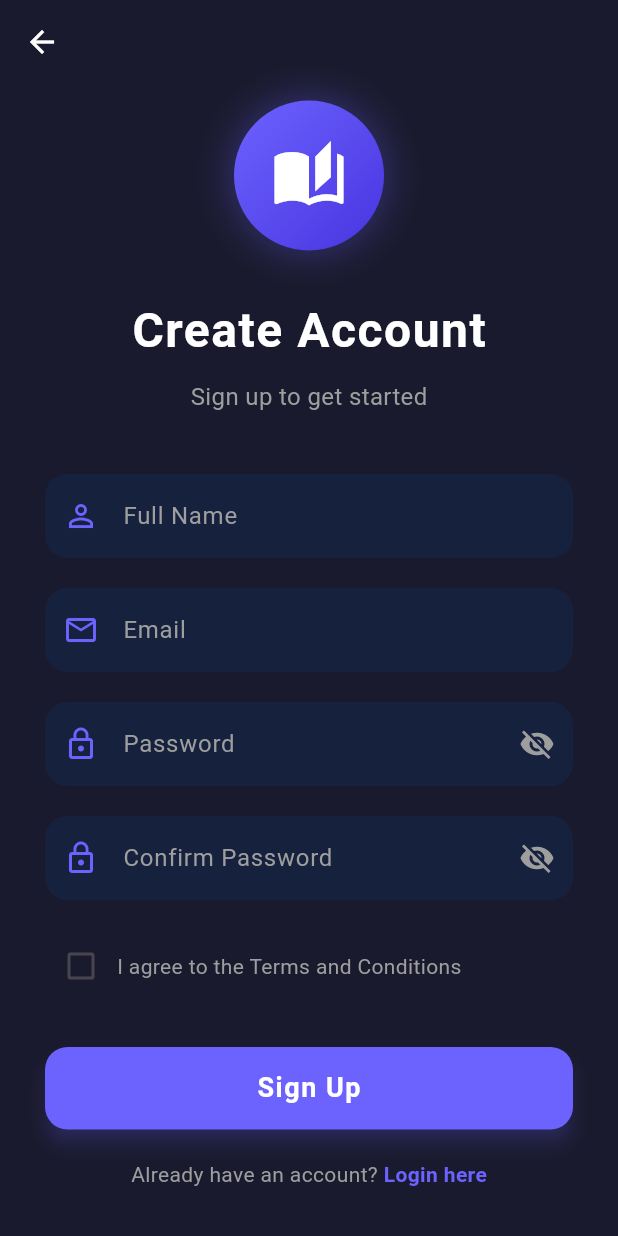
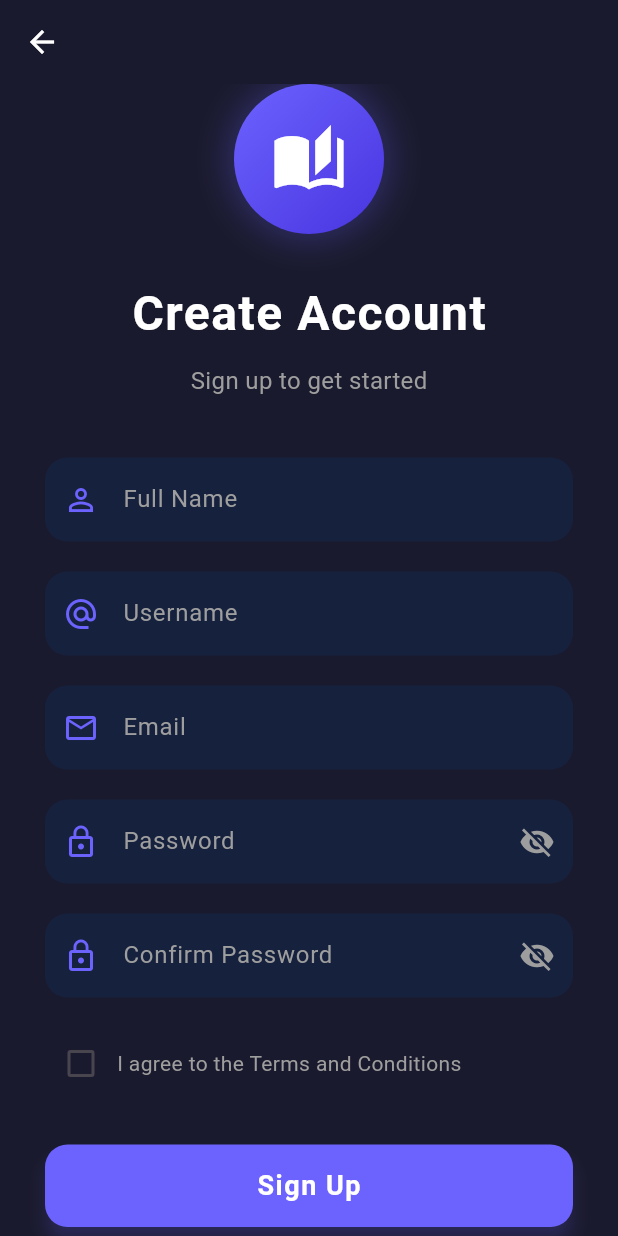
Before and after one commit to raai2005/life-story-book, a Flutter app: the screen it shows after launch, after a tap on "Login", after a tap on "Register here", on a phone screen of 412 x 824 dp. Run offline on Flutter 3.47's test engine with Material 3 defaults, Android fonts, the phone set to English and light mode, and no system bars; our stand-ins replace loading_animation_widget.

Commit message:
update login and signup screens

```diff
--- a/lifestorybook/lib/screens/login_screen.dart
+++ b/lifestorybook/lib/screens/login_screen.dart
@@ -11,14 +11,14 @@ class LoginScreen extends StatefulWidget {
 
 class _LoginScreenState extends State<LoginScreen> {
   final _formKey = GlobalKey<FormState>();
-  final _emailController = TextEditingController();
+  final _usernameController = TextEditingController();
   final _passwordController = TextEditingController();
   bool _isPasswordVisible = false;
   bool _isLoading = false;
 
   @override
   void dispose() {
-    _emailController.dispose();
+    _usernameController.dispose();
     _passwordController.dispose();
     super.dispose();
   }
@@ -111,16 +111,15 @@ class _LoginScreenState extends State<LoginScreen> {
                   ),
                   const SizedBox(height: 50),
 
-                  // Email field
+                  // Username field
                   TextFormField(
-                    controller: _emailController,
-                    keyboardType: TextInputType.emailAddress,
+                    controller: _usernameController,
                     style: const TextStyle(color: Colors.white),
                     decoration: InputDecoration(
-                      labelText: 'Email',
+                      labelText: 'Username',
                       labelStyle: const TextStyle(color: Color(0xFF9E9E9E)),
                       prefixIcon: const Icon(
-                        Icons.email_outlined,
+                        Icons.person_outline,
                         color: Color(0xFF6C63FF),
                       ),
                       filled: true,
@@ -157,10 +156,10 @@ class _LoginScreenState extends State<LoginScreen> {
                     ),
                     validator: (value) {
                       if (value == null || value.isEmpty) {
-                        return 'Please enter your email';
+                        return 'Please enter your username';
                       }
-                      if (!value.contains('@')) {
-                        return 'Please enter a valid email';
+                      if (value.length < 8) {
+                        return 'Username must be at least 8 characters';
                       }
                       return null;
                     },
@@ -228,8 +227,8 @@ class _LoginScreenState extends State<LoginScreen> {
                       if (value == null || value.isEmpty) {
                         return 'Please enter your password';
                       }
-                      if (value.length < 6) {
-                        return 'Password must be at least 6 characters';
+                      if (value.length < 5) {
+                        return 'Password must be at least 5 characters';
                       }
                       return null;
                     },
@@ -290,63 +289,6 @@ class _LoginScreenState extends State<LoginScreen> {
                   ),
                   const SizedBox(height: 30),
 
-                  // Divider
-                  Row(
-                    children: [
-                      Expanded(
-                        child: Container(
-                          height: 1,
-                          color: const Color(0xFF9E9E9E).withOpacity(0.3),
-                        ),
-                      ),
-                      const Padding(
-                        padding: EdgeInsets.symmetric(horizontal: 15),
-                        child: Text(
-                          'OR',
-                          style: TextStyle(
-                            color: Color(0xFF9E9E9E),
-                            fontSize: 14,
-                          ),
-                        ),
-                      ),
-                      Expanded(
-                        child: Container(
-                          height: 1,
-                          color: const Color(0xFF9E9E9E).withOpacity(0.3),
-                        ),
-                      ),
-                    ],
-                  ),
-                  const SizedBox(height: 30),
-
-                  // Sign up button
-                  SizedBox(
-                    width: double.infinity,
-                    height: 55,
-                    child: OutlinedButton(
-                      onPressed: _navigateToSignup,
-                      style: OutlinedButton.styleFrom(
-                        side: const BorderSide(
-                          color: Color(0xFF6C63FF),
-                          width: 2,
-                        ),
-                        shape: RoundedRectangleBorder(
-                          borderRadius: BorderRadius.circular(15),
-                        ),
-                      ),
-                      child: const Text(
-                        'Sign Up',
-                        style: TextStyle(
-                          fontSize: 18,
-                          fontWeight: FontWeight.bold,
-                          color: Color(0xFF6C63FF),
-                          letterSpacing: 1,
-                        ),
-                      ),
-                    ),
-                  ),
-                  const SizedBox(height: 20),
-
                   // Sign up text
                   Row(
                     mainAxisAlignment: MainAxisAlignment.center,
--- a/lifestorybook/lib/screens/signup_screen.dart
+++ b/lifestorybook/lib/screens/signup_screen.dart
@@ -11,6 +11,7 @@ class SignupScreen extends StatefulWidget {
 class _SignupScreenState extends State<SignupScreen> {
   final _formKey = GlobalKey<FormState>();
   final _nameController = TextEditingController();
+  final _usernameController = TextEditingController();
   final _emailController = TextEditingController();
   final _passwordController = TextEditingController();
   final _confirmPasswordController = TextEditingController();
@@ -22,6 +23,7 @@ class _SignupScreenState extends State<SignupScreen> {
   @override
   void dispose() {
     _nameController.dispose();
+    _usernameController.dispose();
     _emailController.dispose();
     _passwordController.dispose();
     _confirmPasswordController.dispose();
@@ -180,6 +182,61 @@ class _SignupScreenState extends State<SignupScreen> {
                   ),
                   const SizedBox(height: 20),
 
+                  // Username field
+                  TextFormField(
+                    controller: _usernameController,
+                    style: const TextStyle(color: Colors.white),
+                    decoration: InputDecoration(
+                      labelText: 'Username',
+                      labelStyle: const TextStyle(color: Color(0xFF9E9E9E)),
+                      prefixIcon: const Icon(
+                        Icons.alternate_email,
+                        color: Color(0xFF6C63FF),
+                      ),
+                      filled: true,
+                      fillColor: const Color(0xFF16213E),
+                      border: OutlineInputBorder(
+                        borderRadius: BorderRadius.circular(15),
+                        borderSide: BorderSide.none,
+                      ),
+                      enabledBorder: OutlineInputBorder(
+                        borderRadius: BorderRadius.circular(15),
+                        borderSide: BorderSide.none,
+                      ),
+                      focusedBorder: OutlineInputBorder(
+                        borderRadius: BorderRadius.circular(15),
+                        borderSide: const BorderSide(
+                          color: Color(0xFF6C63FF),
+                          width: 2,
+                        ),
+                      ),
+                      errorBorder: OutlineInputBorder(
+                        borderRadius: BorderRadius.circular(15),
+                        borderSide: const BorderSide(
+                          color: Colors.red,
+                          width: 1,
+                        ),
+                      ),
+                      focusedErrorBorder: OutlineInputBorder(
+                        borderRadius: BorderRadius.circular(15),
+                        borderSide: const BorderSide(
+                          color: Colors.red,
+                          width: 2,
+                        ),
+                      ),
+                    ),
+                    validator: (value) {
+                      if (value == null || value.isEmpty) {
+                        return 'Please enter a username';
+                      }
+                      if (value.length < 8) {
+                        return 'Username must be at least 8 characters';
+                      }
+                      return null;
+                    },
+                  ),
+                  const SizedBox(height: 20),
+
                   // Email field
                   TextFormField(
                     controller: _emailController,
@@ -297,8 +354,17 @@ class _SignupScreenState extends State<SignupScreen> {
                       if (value == null || value.isEmpty) {
                         return 'Please enter your password';
                       }
-                      if (value.length < 6) {
-                        return 'Password must be at least 6 characters';
+                      if (value.length < 5) {
+                        return 'Password must be at least 5 characters';
+                      }
+                      if (!value.contains(RegExp(r'[0-9]'))) {
+                        return 'Password must contain at least 1 number';
+                      }
+                      if (!value.contains(RegExp(r'[a-zA-Z]'))) {
+                        return 'Password must contain at least 1 letter';
+                      }
+                      if (!value.contains(RegExp(r'[!@#$%^&*(),.?":{}|<>]'))) {
+                        return 'Password must contain at least 1 symbol';
                       }
                       return null;
                     },
```
